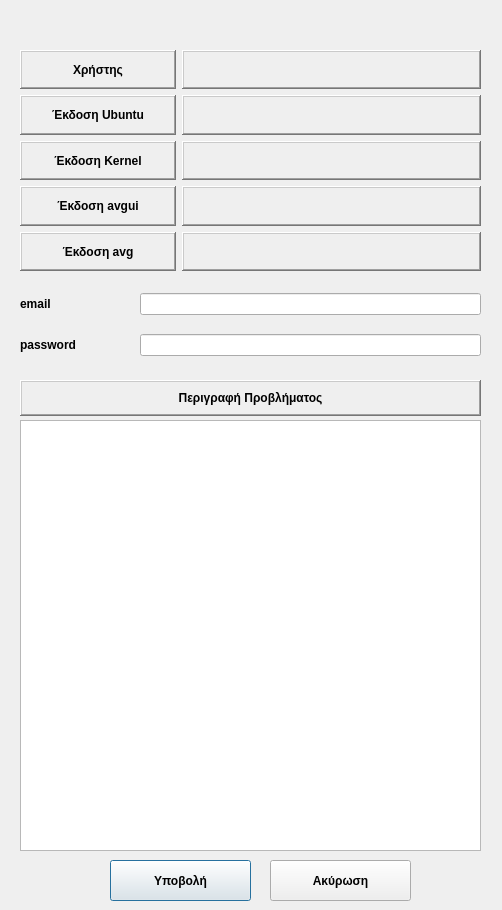
cti-gr/avgui, file PrimeAVG/ui/problemSubmission.ui: the form before one commit.
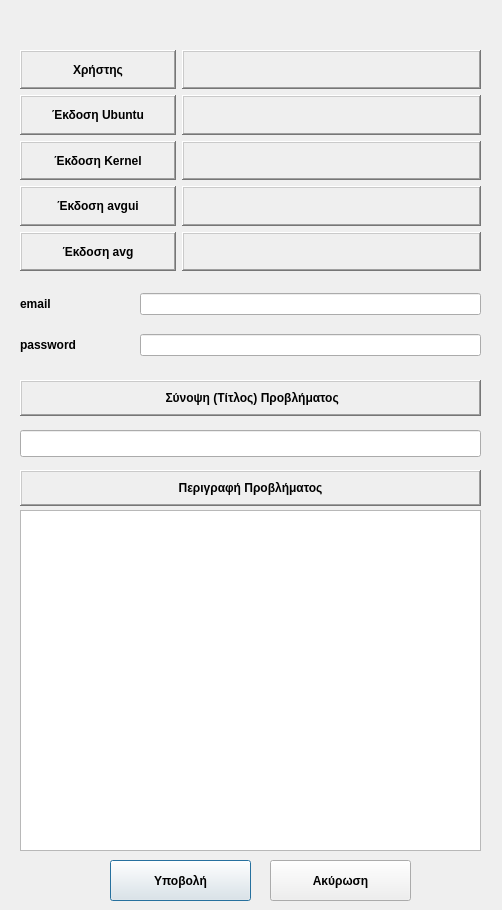
The form after the commit. Icons and pictures are not drawn.

The edit to the form file:
```diff
--- a/PrimeAVG/ui/problemSubmission.ui
+++ b/PrimeAVG/ui/problemSubmission.ui
@@ -330,7 +330,7 @@
    <property name="geometry">
     <rect>
      <x>20</x>
-     <y>380</y>
+     <y>470</y>
      <width>461</width>
      <height>36</height>
     </rect>
@@ -370,9 +370,9 @@
    <property name="geometry">
     <rect>
      <x>20</x>
-     <y>420</y>
+     <y>510</y>
      <width>461</width>
-     <height>431</height>
+     <height>341</height>
     </rect>
    </property>
   </widget>
@@ -427,6 +427,56 @@
     </item>
    </layout>
   </widget>
+  <widget class="QLabel" name="lblProbDesc_2">
+   <property name="geometry">
+    <rect>
+     <x>20</x>
+     <y>380</y>
+     <width>461</width>
+     <height>36</height>
+    </rect>
+   </property>
+   <property name="sizePolicy">
+    <sizepolicy hsizetype="Preferred" vsizetype="Preferred">
+     <horstretch>1</horstretch>
+     <verstretch>0</verstretch>
+    </sizepolicy>
+   </property>
+   <property name="font">
+    <font>
+     <weight>75</weight>
+     <bold>true</bold>
+    </font>
+   </property>
+   <property name="frameShape">
+    <enum>QFrame::WinPanel</enum>
+   </property>
+   <property name="frameShadow">
+    <enum>QFrame::Raised</enum>
+   </property>
+   <property name="lineWidth">
+    <number>1</number>
+   </property>
+   <property name="midLineWidth">
+    <number>0</number>
+   </property>
+   <property name="text">
+    <string> Σύνοψη (Τίτλος) Προβλήματος</string>
+   </property>
+   <property name="alignment">
+    <set>Qt::AlignCenter</set>
+   </property>
+  </widget>
+  <widget class="QLineEdit" name="lineEdit">
+   <property name="geometry">
+    <rect>
+     <x>20</x>
+     <y>430</y>
+     <width>461</width>
+     <height>27</height>
+    </rect>
+   </property>
+  </widget>
  </widget>
  <resources>
   <include location="../media/avg.qrc"/>
```
Left out of the diff: 1 changed line with no effect on the pictures.
